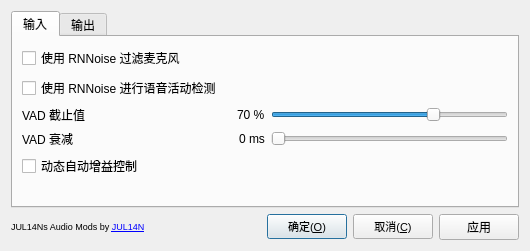
Above: src/config.ui from PencilMario/JUL14Ns-Audio-Mods before the change. Below: the same form after it.
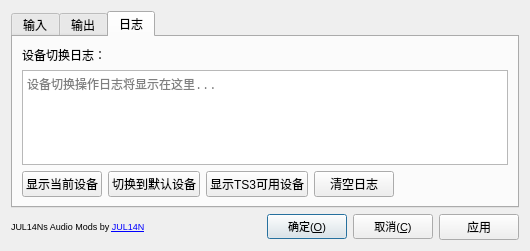
That is the form after the change. The open tabs and pages were chosen to show the change.

Commit message:
feat: 实现系统音频设备自动检测与TS3当前设备显示
## 自动设备检测与切换
- 每2秒检查一次系统默认输出设备是否有变化
- 设备变化时自动切换TS3播放设备（所有活跃连接）
- 所有操作记录到日志页面，便于用户跟踪

## TS3当前设备显示
- 三个设备查询按钮现在显示TS3当前正在使用的播放设备
- 使用TS3 API: getCurrentPlaybackDeviceName()
- 显示设备是否为默认设备

## 其他改进
- 更新.gitignore，忽略编译产物(*.ts3_plugin, *.dll等)
- 添加CMake相关文件到忽略列表
- 代码注释完善，易于维护

```diff
--- a/src/config.ui
+++ b/src/config.ui
@@ -227,6 +227,81 @@
        </item>
       </layout>
      </widget>
+     <widget class="QWidget" name="logs">
+      <attribute name="title">
+       <string>日志</string>
+      </attribute>
+      <layout class="QVBoxLayout" name="verticalLayout_logs">
+       <item>
+        <widget class="QLabel" name="logs_label">
+         <property name="text">
+          <string>设备切换日志：</string>
+         </property>
+        </widget>
+       </item>
+       <item>
+        <widget class="QPlainTextEdit" name="logs_output">
+         <property name="readOnly">
+          <bool>true</bool>
+         </property>
+         <property name="font">
+          <font>
+           <family>Courier New</family>
+           <pointsize>9</pointsize>
+          </font>
+         </property>
+         <property name="placeholderText">
+          <string>设备切换操作日志将显示在这里...</string>
+         </property>
+        </widget>
+       </item>
+       <item>
+        <layout class="QHBoxLayout" name="logs_buttons">
+         <item>
+          <widget class="QPushButton" name="btn_show_current_device">
+           <property name="text">
+            <string>显示当前设备</string>
+           </property>
+          </widget>
+         </item>
+         <item>
+          <widget class="QPushButton" name="btn_switch_to_default">
+           <property name="text">
+            <string>切换到默认设备</string>
+           </property>
+          </widget>
+         </item>
+         <item>
+          <widget class="QPushButton" name="btn_show_ts3_devices">
+           <property name="text">
+            <string>显示TS3可用设备</string>
+           </property>
+          </widget>
+         </item>
+         <item>
+          <widget class="QPushButton" name="btn_clear_logs">
+           <property name="text">
+            <string>清空日志</string>
+           </property>
+          </widget>
+         </item>
+         <item>
+          <spacer name="horizontalSpacer">
+           <property name="orientation">
+            <enum>Qt::Horizontal</enum>
+           </property>
+           <property name="sizeHint" stdset="0">
+            <size>
+             <width>40</width>
+             <height>20</height>
+            </size>
+           </property>
+          </spacer>
+         </item>
+        </layout>
+       </item>
+      </layout>
+     </widget>
     </widget>
    </item>
    <item>
```
The commit also changes 19 other files.
